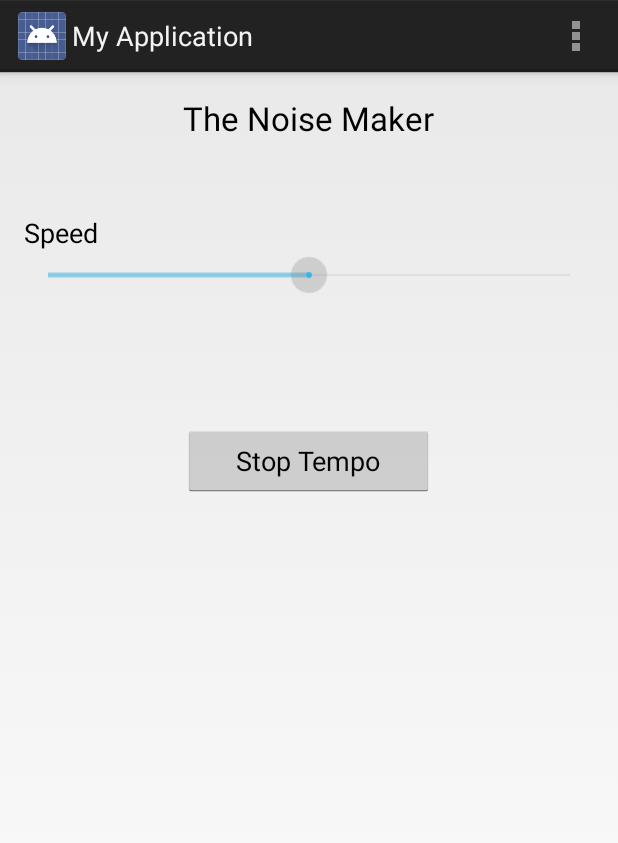
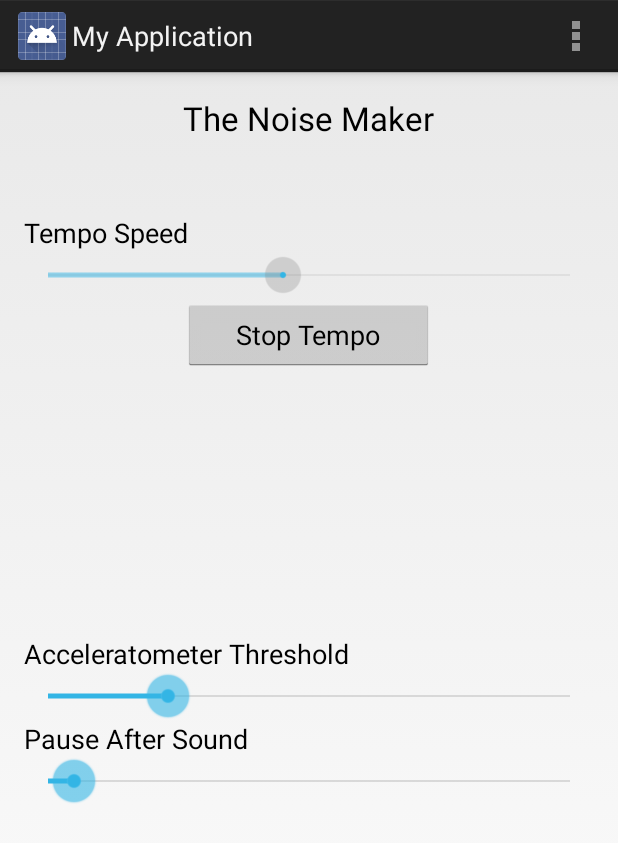
Before and after one commit to pducic/noise-maker, an Android app: the screen it shows after launch (MainActivity), after a tap on "Play Tempo", on a phone screen of 412 x 824 dp. Shown: the top 843 px of the screen. Run offline under Robolectric (Android 15) with nearby library versions, the phone set to English and light mode, and no system bars.

Commit message:
added config option for thresholds. tweaking time!

```diff
--- a/src/main/java/com/example/pducic/noisemaker/MainActivity.java
+++ b/src/main/java/com/example/pducic/noisemaker/MainActivity.java
@@ -17,10 +17,12 @@ import android.widget.SeekBar;
 
 public class MainActivity extends Activity implements SensorEventListener {
 
+    private static final int IGNORE_EVENTS_AFTER_SOUND = 200;
     private static final float POSITIVE_COUNTER_THRESHOLD = (float) 7.0;
-    private static final float NEGATIVE_COUNTER_THRESHOLD = (float) -7.0;
-    private static final int IGNORE_EVENTS_AFTER_SHAKE = 200;
+    private static final long DEFAULT_TEMPO = 1000;
 
+    private int pauseThreshold = IGNORE_EVENTS_AFTER_SOUND;
+    private float accelerometerThreshold = POSITIVE_COUNTER_THRESHOLD;
     private MediaPlayer zSound;
     private MediaPlayer xSound;
     private MediaPlayer ySound;
@@ -28,7 +30,7 @@ public class MainActivity extends Activity implements SensorEventListener {
     private long lastShake = 0;
     private Task playerThread;
     private Button tempoButton;
-    private SeekBar seekBar;
+    private SeekBar tempoSlider;
 
     @Override
     protected void onCreate(Bundle savedInstanceState) {
@@ -41,15 +43,44 @@ public class MainActivity extends Activity implements SensorEventListener {
         tempoSound = MediaPlayer.create(this, R.raw.pop);
         setContentView(R.layout.activity_my);
         tempoButton = (Button) findViewById(R.id.playButton);
-        seekBar = (SeekBar)findViewById(R.id.tempoSeekbar);
+        tempoSlider = (SeekBar)findViewById(R.id.tempoSeekbar);
+        tempoSlider.setProgress(tempoToSlider(DEFAULT_TEMPO));
+        playerThread = new Task();
 
-        playerThread = new Task();
-        seekBar.setProgress(50);
+        SeekBar accelerometerSlider = (SeekBar)findViewById(R.id.accelerometerThresholdSlider);
+        accelerometerSlider.setOnSeekBarChangeListener(new SeekBar.OnSeekBarChangeListener() {
+            @Override
+            public void onProgressChanged(SeekBar seekBar, int progress, boolean fromUser) {
+                accelerometerThreshold = sliderToAccelerometerThreshold(progress);
+            }
 
-    }
+            @Override
+            public void onStartTrackingTouch(SeekBar seekBar) {
+            }
 
-    private long statusBarProgressToTempo(int progress) {
-        return 100 + progress*20;
+            @Override
+            public void onStopTrackingTouch(SeekBar seekBar) {
+            }
+        });
+        accelerometerSlider.setProgress(thresholdToAccelerometerSlider(accelerometerThreshold));
+
+        SeekBar pauseSlider = (SeekBar)findViewById(R.id.pauseSlider);
+        pauseSlider.setOnSeekBarChangeListener(new SeekBar.OnSeekBarChangeListener() {
+            @Override
+            public void onProgressChanged(SeekBar seekBar, int progress, boolean fromUser) {
+                pauseThreshold = sliderToPauseThreshold(progress);
+            }
+
+            @Override
+            public void onStartTrackingTouch(SeekBar seekBar) {
+            }
+
+            @Override
+            public void onStopTrackingTouch(SeekBar seekBar) {
+            }
+        });
+        pauseSlider.setProgress(thresholdToPauseSlider(pauseThreshold));
+
     }
 
     @Override
@@ -68,31 +99,6 @@ public class MainActivity extends Activity implements SensorEventListener {
         stopTempo();
     }
 
-    public void onClick(View view) {
-        if (!playerThread.isRunning())
-            startTempo();
-        else {
-            stopTempo();
-        }
-    }
-
-    private void stopTempo() {
-        Log.i("Tempo", "Stopping");
-        tempoButton.setText("Start Tempo");
-        seekBar.setEnabled(true);
-        playerThread.stop();
-    }
-
-    private void startTempo() {
-        Log.i("Tempo", "Starting");
-        tempoButton.setText("Stop Tempo");
-        long tempo = statusBarProgressToTempo(seekBar.getProgress());
-        Log.i("Tempo", "Changing " + tempo);
-        seekBar.setEnabled(false);
-        playerThread.setTempo(tempo);
-        playerThread.start();
-    }
-
     @Override
     public boolean onCreateOptionsMenu(Menu menu) {
         getMenuInflater().inflate(R.menu.my, menu);
@@ -103,7 +109,7 @@ public class MainActivity extends Activity implements SensorEventListener {
     public void onSensorChanged(SensorEvent event) {
         if (event.sensor.getType() == Sensor.TYPE_LINEAR_ACCELERATION) {
             long curTime = System.currentTimeMillis();
-            if (lastShake != 0 && (curTime - lastShake) < IGNORE_EVENTS_AFTER_SHAKE) return;
+            if (lastShake != 0 && (curTime - lastShake) < pauseThreshold) return;
 
             float x = event.values[SensorManager.DATA_X];
             float y = event.values[SensorManager.DATA_Y];
@@ -112,7 +118,7 @@ public class MainActivity extends Activity implements SensorEventListener {
             float[] floats = {x, y, z};
             Direction direction = Direction.fromValue(indexOfMax(floats));
 
-            if(floats[direction.getIndex()] > POSITIVE_COUNTER_THRESHOLD){// || floats[direction.getIndex()] < NEGATIVE_COUNTER_THRESHOLD){
+            if(floats[direction.getIndex()] > accelerometerThreshold){// || floats[direction.getIndex()] < NEGATIVE_COUNTER_THRESHOLD){
                 Log.v("XYZ", Float.toString(x) + "   " + Float.toString(y) + "   " + Float.toString(z) + "   ");
                 playSound(direction, curTime);
             }
@@ -121,6 +127,55 @@ public class MainActivity extends Activity implements SensorEventListener {
 
     @Override
     public void onAccuracyChanged(Sensor sensor, int accuracy) {
+    }
+
+    public void onClick(View view) {
+        if (!playerThread.isRunning())
+            startTempo();
+        else {
+            stopTempo();
+        }
+    }
+
+    private int thresholdToPauseSlider(int pauseThreshold) {
+        return (pauseThreshold - 100) / 20;
+    }
+
+    private int thresholdToAccelerometerSlider(float accelerometerThreshold) {
+        return (int) (accelerometerThreshold / 0.3);
+    }
+
+    private int sliderToPauseThreshold(int progress) {
+        return 10 + progress * 20;
+    }
+
+    private float sliderToAccelerometerThreshold(int progress) {
+        return 0.3f * progress;
+    }
+
+    private int tempoToSlider(long tempo) {
+        return (int) ((tempo - 100) / 20);
+    }
+
+    private long sliderToTempo(int progress) {
+        return 100 + progress * 20;
+    }
+
+    private void stopTempo() {
+        Log.i("Tempo", "Stopping");
+        tempoButton.setText("Start Tempo");
+        tempoSlider.setEnabled(true);
+        playerThread.stop();
+    }
+
+    private void startTempo() {
+        Log.i("Tempo", "Starting");
+        tempoButton.setText("Stop Tempo");
+        long tempo = sliderToTempo(tempoSlider.getProgress());
+        Log.i("Tempo", "Changing " + tempo);
+        tempoSlider.setEnabled(false);
+        playerThread.setTempo(tempo);
+        playerThread.start();
     }
 
     private int indexOfMax(float... values){
--- a/src/main/res/layout/activity_my.xml
+++ b/src/main/res/layout/activity_my.xml
@@ -33,7 +33,7 @@
         android:layout_width="wrap_content"
         android:layout_height="wrap_content"
         android:textAppearance="?android:attr/textAppearanceMedium"
-        android:text="Speed"
+        android:text="Tempo Speed"
         android:id="@+id/speedTextView"
         android:layout_below="@+id/textView"
         android:layout_alignParentLeft="true"
@@ -45,14 +45,51 @@
         android:layout_height="wrap_content"
         android:text="Play Tempo"
         android:id="@+id/playButton"
+        android:clickable="true"
+        android:enabled="true"
+        android:onClick="onClick"
         android:layout_below="@+id/tempoSeekbar"
         android:layout_alignLeft="@+id/textView"
         android:layout_alignStart="@+id/textView"
-        android:layout_marginTop="84dp"
         android:layout_alignRight="@+id/textView"
-        android:layout_alignEnd="@+id/textView"
-        android:clickable="true"
-        android:enabled="true"
-        android:onClick="onClick" />
+        android:layout_alignEnd="@+id/textView" />
+
+    <SeekBar
+        android:layout_width="wrap_content"
+        android:layout_height="wrap_content"
+        android:id="@+id/accelerometerThresholdSlider"
+        android:layout_below="@+id/accelerometerThresholdView"
+        android:layout_alignParentLeft="true"
+        android:layout_alignParentStart="true"
+        android:layout_alignRight="@+id/pauseSlider"
+        android:layout_alignEnd="@+id/pauseSlider" />
+
+    <TextView
+        android:layout_width="wrap_content"
+        android:layout_height="wrap_content"
+        android:textAppearance="?android:attr/textAppearanceMedium"
+        android:text="Acceleratometer Threshold"
+        android:id="@+id/accelerometerThresholdView"
+        android:layout_centerVertical="true"
+        android:layout_alignParentLeft="true"
+        android:layout_alignParentStart="true" />
+
+    <TextView
+        android:layout_width="wrap_content"
+        android:layout_height="wrap_content"
+        android:textAppearance="?android:attr/textAppearanceMedium"
+        android:text="Pause After Sound"
+        android:id="@+id/pauseView"
+        android:layout_below="@+id/accelerometerThresholdSlider" />
+
+    <SeekBar
+        android:layout_width="wrap_content"
+        android:layout_height="wrap_content"
+        android:id="@+id/pauseSlider"
+        android:layout_below="@+id/pauseView"
+        android:layout_alignParentLeft="true"
+        android:layout_alignParentStart="true"
+        android:layout_alignRight="@+id/tempoSeekbar"
+        android:layout_alignEnd="@+id/tempoSeekbar" />
 
 </RelativeLayout>
```
